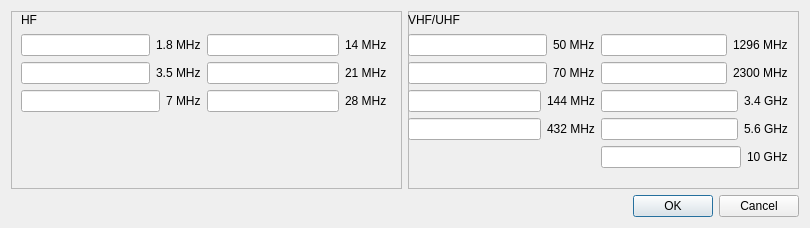
Rsclub22/Minos2-Mirror, file mqt/MqtLogger/Clusterbandmapconfigure.ui: the form before one commit.
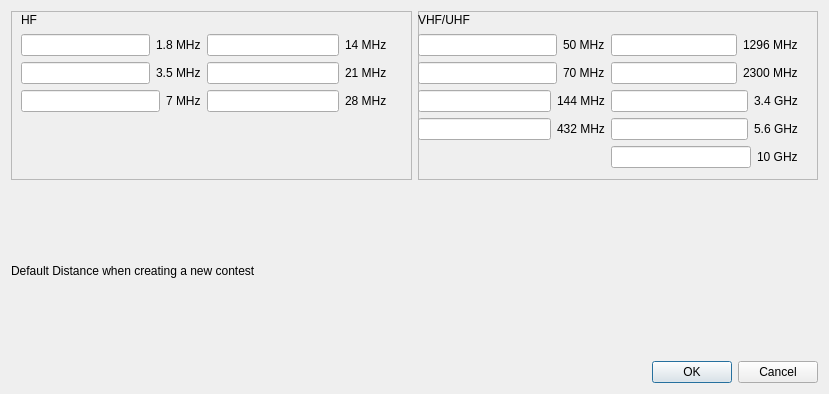
The form after the commit.

Commit message: save bandmap distance filter settings

```diff
--- a/mqt/MqtLogger/Clusterbandmapconfigure.ui
+++ b/mqt/MqtLogger/Clusterbandmapconfigure.ui
@@ -6,13 +6,15 @@
    <rect>
     <x>0</x>
     <y>0</y>
-    <width>810</width>
-    <height>228</height>
+    <width>829</width>
+    <height>394</height>
    </rect>
   </property>
   <property name="windowTitle">
    <string>Dialog</string>
   </property>
+  <layout class="QVBoxLayout" name="verticalLayout_4">
+   <item>
   <layout class="QVBoxLayout" name="verticalLayout">
    <item>
     <layout class="QHBoxLayout" name="horizontalLayout">
@@ -24,7 +26,7 @@
        <property name="frameShadow">
         <enum>QFrame::Raised</enum>
        </property>
-       <widget class="QWidget" name="">
+         <widget class="QWidget" name="layoutWidget">
         <property name="geometry">
          <rect>
           <x>10</x>
@@ -141,7 +143,7 @@
        <property name="frameShadow">
         <enum>QFrame::Raised</enum>
        </property>
-       <widget class="QWidget" name="">
+         <widget class="QWidget" name="layoutWidget">
         <property name="geometry">
          <rect>
           <x>0</x>
@@ -290,6 +292,15 @@
          </item>
         </layout>
        </widget>
+        </widget>
+       </item>
+      </layout>
+     </item>
+     <item>
+      <widget class="QLabel" name="label">
+       <property name="text">
+        <string>Default Distance when creating a new contest</string>
+       </property>
       </widget>
      </item>
     </layout>
```
Lines whose indentation alone changed are shown as unchanged. The commit also changes 3 other files.
